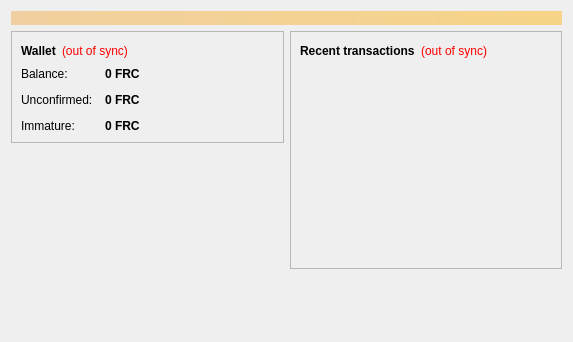
Old version of the form src/qt/forms/overviewpage.ui in the repository faz-bz/SOLIDAR.
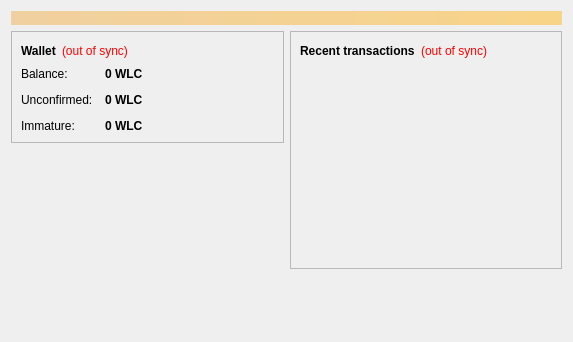
New version of the form.

What changed in the file:
```diff
--- a/src/qt/forms/overviewpage.ui
+++ b/src/qt/forms/overviewpage.ui
@@ -122,7 +122,7 @@
                <string>Your current balance</string>
               </property>
               <property name="text">
-               <string notr="true">0 FRC</string>
+               <string notr="true">0 WLC</string>
               </property>
               <property name="textInteractionFlags">
                <set>Qt::LinksAccessibleByMouse|Qt::TextSelectableByKeyboard|Qt::TextSelectableByMouse</set>
@@ -151,7 +151,7 @@
                <string>Total of transactions that have yet to be confirmed, and do not yet count toward the current balance</string>
               </property>
               <property name="text">
-               <string notr="true">0 FRC</string>
+               <string notr="true">0 WLC</string>
               </property>
               <property name="textInteractionFlags">
                <set>Qt::LinksAccessibleByMouse|Qt::TextSelectableByKeyboard|Qt::TextSelectableByMouse</set>
@@ -177,7 +177,7 @@
                <string>Mined balance that has not yet matured</string>
               </property>
               <property name="text">
-               <string notr="true">0 FRC</string>
+               <string notr="true">0 WLC</string>
               </property>
               <property name="textInteractionFlags">
                <set>Qt::LinksAccessibleByMouse|Qt::TextSelectableByKeyboard|Qt::TextSelectableByMouse</set>
```
